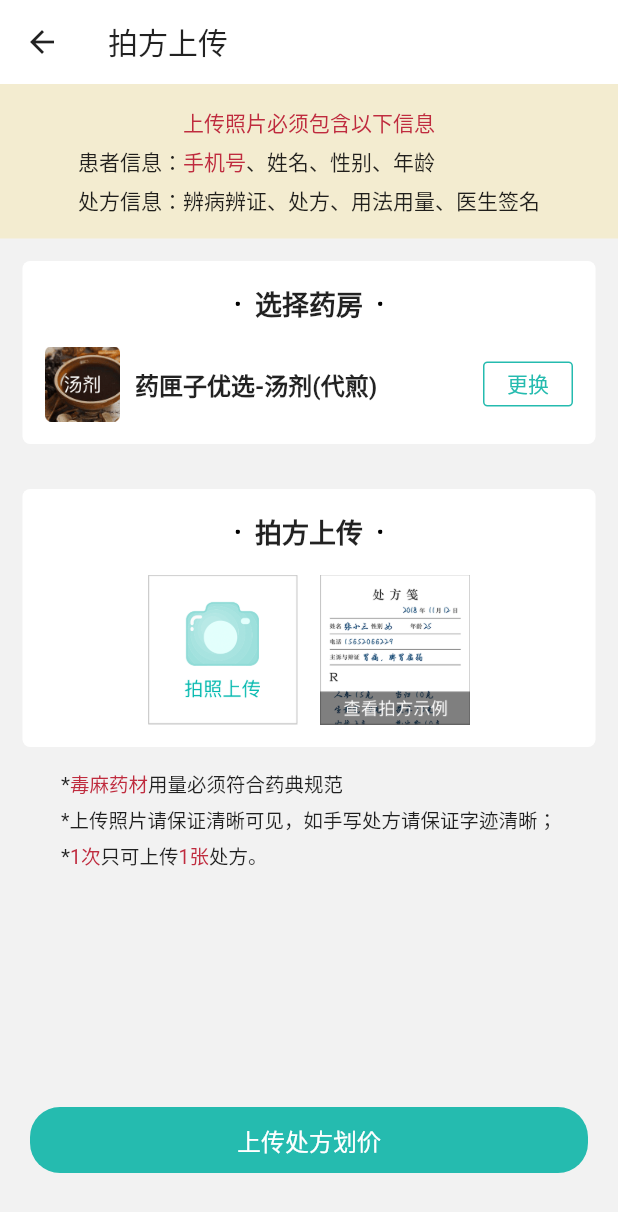
After one commit to shuigesuntao/flutter_drug, a Flutter app: the TakePrescriptionPage screen opened by its route, on a phone screen of 412 x 824 dp. The commit adds this screen. Shown: the top 1212 px of the screen. Run offline on Flutter 3.47's test engine with Material 2 defaults, Android fonts, the phone set to English and light mode, and no system bars; drawn by our look-alikes of oktoast, pull_to_refresh; our stand-ins replace cached_network_image, device_info, dio, flutter_swiper, package_info, qr_flutter and 1 more; accounts and stored records are empty; network calls fail; statements that could not run were skipped.

Commit message:
添加患者 拍方上传

```diff
--- a/lib/config/router_config.dart
+++ b/lib/config/router_config.dart
@@ -1,5 +1,8 @@
 import 'package:flutter/material.dart';
 import 'package:flutter/cupertino.dart';
+import 'package:flutter_drug/ui/page/add_patient_page.dart';
+import 'package:flutter_drug/ui/page/prescription/prescription_sample_page.dart';
+import 'package:flutter_drug/ui/page/prescription/take_prescription_page.dart';
 import 'package:flutter_drug/ui/page/setting_page.dart';
 import 'package:flutter_drug/ui/page/splash.dart';
 import 'package:flutter_drug/ui/page/tab/tab_navigator.dart';
@@ -14,6 +17,9 @@ import 'package:flutter_drug/ui/widget/page_route_anim.dart';
 class RouteName {
   static const String splash = 'splash';
   static const String tab = '/';
+  static const String addPatient = 'addPatient';
+  static const String takePrescription = 'takePrescription';
+  static const String prescriptionSample = 'prescriptionSample';
   static const String test = 'test';
   static const String homeSecondFloor = 'homeSecondFloor';
   static const String login = 'login';
@@ -37,6 +43,12 @@ class Router {
         return NoAnimRouteBuilder(SplashPage());
       case RouteName.tab:
         return NoAnimRouteBuilder(TabNavigator());
+      case RouteName.addPatient:
+        return CupertinoPageRoute(builder: (_) => AddPatientPage());
+      case RouteName.takePrescription:
+        return CupertinoPageRoute(builder: (_) => TakePrescriptionPage());
+      case RouteName.prescriptionSample:
+        return CupertinoPageRoute(builder: (_) => PrescriptionSamplePage());
       case RouteName.test:
         return NoAnimRouteBuilder(TestPage());
 //      case RouteName.homeSecondFloor:
--- /dev/null
+++ b/lib/ui/page/prescription/take_prescription_page.dart
@@ -0,0 +1,256 @@
+import 'package:flutter/material.dart';
+import 'package:flutter_drug/config/resource_mananger.dart';
+import 'package:flutter_drug/config/router_config.dart';
+
+class TakePrescriptionPage extends StatelessWidget {
+  @override
+  Widget build(BuildContext context) {
+    return Scaffold(
+      appBar: AppBar(
+        iconTheme: IconThemeData(color: Colors.black87),
+        backgroundColor: Colors.white,
+        elevation: 0,
+        title: Text('拍方上传'),
+      ),
+      body: Column(
+        children: <Widget>[
+          Container(
+            width: double.infinity,
+            padding: EdgeInsets.symmetric(vertical: 15),
+            color: Color(0xFFF3ECD0),
+            child: Column(
+              mainAxisSize: MainAxisSize.min,
+              children: <Widget>[
+                Text(
+                  '上传照片必须包含以下信息',
+                  style: TextStyle(color: Color(0xFFBF2B3E)),
+                ),
+                Column(
+                  crossAxisAlignment: CrossAxisAlignment.start,
+                  children: <Widget>[
+                    Padding(
+                      padding: EdgeInsets.symmetric(vertical: 5),
+                      child: RichText(
+                        text: TextSpan(
+                            text: '患者信息：',
+                            style: TextStyle(color: Colors.black87),
+                            children: <TextSpan>[
+                              TextSpan(
+                                  text: '手机号',
+                                  style: TextStyle(color: Color(0xFFBF2B3E))),
+                              TextSpan(
+                                text: '、姓名、性别、年龄',
+                                style: TextStyle(color: Colors.black87),
+                              )
+                            ]),
+                      ),
+                    ),
+                    Text(
+                      '处方信息：辨病辨证、处方、用法用量、医生签名',
+                    ),
+                  ],
+                )
+              ],
+            ),
+          ),
+          Container(
+            decoration: BoxDecoration(
+                color: Colors.white, borderRadius: BorderRadius.circular(5)),
+            padding: EdgeInsets.all(15),
+            margin: EdgeInsets.all(15),
+            child: Column(
+              children: <Widget>[
+                Row(
+                  mainAxisAlignment: MainAxisAlignment.center,
+                  children: <Widget>[
+                    ClipOval(
+                      child:
+                          Container(width: 3, height: 3, color: Colors.black),
+                    ),
+                    Padding(
+                      padding: EdgeInsets.symmetric(horizontal: 10),
+                      child: Text(
+                        '选择药房',
+                        style: TextStyle(
+                            fontWeight: FontWeight.bold, fontSize: 18),
+                      ),
+                    ),
+                    ClipOval(
+                      child:
+                          Container(width: 3, height: 3, color: Colors.black),
+                    )
+                  ],
+                ),
+                SizedBox(height: 15),
+                DrugStoreItem(
+                    image: 'tangji.png', drugStoreName: '药匣子优选-汤剂(代煎)')
+              ],
+            ),
+          ),
+          Container(
+            decoration: BoxDecoration(
+                color: Colors.white, borderRadius: BorderRadius.circular(5)),
+            padding: EdgeInsets.all(15),
+            margin: EdgeInsets.all(15),
+            child: Column(
+              children: <Widget>[
+                Row(
+                  mainAxisAlignment: MainAxisAlignment.center,
+                  children: <Widget>[
+                    ClipOval(
+                      child:
+                          Container(width: 3, height: 3, color: Colors.black),
+                    ),
+                    Padding(
+                      padding: EdgeInsets.symmetric(horizontal: 10),
+                      child: Text(
+                        '拍方上传',
+                        style: TextStyle(
+                            fontWeight: FontWeight.bold, fontSize: 18),
+                      ),
+                    ),
+                    ClipOval(
+                      child:
+                          Container(width: 3, height: 3, color: Colors.black),
+                    )
+                  ],
+                ),
+                SizedBox(height: 15),
+                Row(
+                  mainAxisAlignment: MainAxisAlignment.center,
+                  children: <Widget>[
+                    InkWell(
+                      onTap: () => print("拍照上传"),
+                      child: Image.asset(
+                        ImageHelper.wrapAssets('ic_clickphotos.png'),
+                        width: 100,
+                        height: 100,
+                      ),
+                    ),
+                    SizedBox(width: 15),
+                    InkWell(
+                      onTap: () => Navigator.of(context).pushNamed(RouteName.prescriptionSample),
+                      child: Image.asset(
+                        ImageHelper.wrapAssets('ic_sample.png'),
+                        width: 100,
+                        height: 100,
+                      ),
+                    ),
+                  ],
+                )
+              ],
+            ),
+          ),
+          Padding(
+            padding: EdgeInsets.symmetric(horizontal: 15),
+            child: Column(
+              crossAxisAlignment: CrossAxisAlignment.start,
+              children: <Widget>[
+                RichText(
+                  text: TextSpan(
+                      text: '*',
+                      style: TextStyle(color: Colors.black87),
+                      children: <TextSpan>[
+                        TextSpan(
+                            text: '毒麻药材',
+                            style: TextStyle(color: Color(0xFFBF2B3E),fontSize: 13)),
+                        TextSpan(
+                          text: '用量必须符合药典规范',
+                          style: TextStyle(color: Colors.black87,fontSize: 13),
+                        )
+                      ]),
+                ),
+                Padding(
+                  padding: EdgeInsets.symmetric(vertical: 5),
+                  child: Text('*上传照片请保证清晰可见，如手写处方请保证字迹清晰；',style: TextStyle(fontSize: 13),),
+                ),
+                RichText(
+                  text: TextSpan(
+                      text: '*',
+                      style: TextStyle(color: Colors.black87),
+                      children: <TextSpan>[
+                        TextSpan(
+                            text: '1次',
+                            style: TextStyle(color: Color(0xFFBF2B3E),fontSize: 13)),
+                        TextSpan(
+                          text: '只可上传',
+                          style: TextStyle(color: Colors.black87,fontSize: 13),
+                        ),
+                        TextSpan(
+                            text: '1张',
+                            style: TextStyle(color: Color(0xFFBF2B3E),fontSize: 13)),
+                        TextSpan(
+                          text: '处方。',
+                          style: TextStyle(color: Colors.black87,fontSize: 13),
+                        ),
+                      ]),
+                ),
+              ],
+            ),
+          ),
+          Expanded(
+              child: Align(
+                  alignment: Alignment.bottomCenter,
+                  child: Padding(
+                    padding: EdgeInsets.fromLTRB(20, 0, 20, 40),
+                    child: SizedBox(
+                      width: double.infinity,
+                      child: FlatButton(
+                        padding: EdgeInsets.all(10),
+                        onPressed: () => print("点击了上传处方划价"),
+                        color: Theme.of(context).primaryColor,
+                        child: Text(
+                          '上传处方划价',
+                          style: TextStyle(color: Colors.white, fontSize: 16),
+                        ),
+                        shape: RoundedRectangleBorder(
+                            borderRadius:
+                                BorderRadius.all(Radius.circular(20))),
+                      ),
+                    ),
+                  )))
+        ],
+      ),
+    );
+  }
+}
+
+class DrugStoreItem extends StatelessWidget {
+  final String image;
+  final String drugStoreName;
+
+  DrugStoreItem({this.image, this.drugStoreName});
+
+  @override
+  Widget build(BuildContext context) {
+    return Row(
+      children: <Widget>[
+        Image.asset(ImageHelper.wrapAssets(image), width: 50, height: 50),
+        Expanded(
+            child: Padding(
+          padding: EdgeInsets.only(left: 10),
+          child: Text(
+            drugStoreName,
+            style: TextStyle(fontWeight: FontWeight.bold, fontSize: 16),
+          ),
+        )),
+        SizedBox(
+          width: 60,
+          height: 30,
+          child: OutlineButton(
+            onPressed: () => print("点击了更换"),
+            color: Colors.white,
+            child: Text(
+              '更换',
+              style: TextStyle(color: Theme.of(context).primaryColor),
+            ),
+            borderSide:
+                BorderSide(color: Theme.of(context).primaryColor, width: 1),
+            shape: RoundedRectangleBorder(
+                borderRadius: BorderRadius.all(Radius.circular(3))),
+          ),
+        ),
+      ],
+    );
+  }
+}
--- a/lib/ui/page/tab/home_page.dart
+++ b/lib/ui/page/tab/home_page.dart
@@ -114,7 +114,7 @@ class _HomePageState extends State<HomePage>
                                           '添加患者',
                                           'ic_yqhz.png',
                                           onClick: () =>
-                                              nextPage(RouteName.test),
+                                              nextPage(RouteName.addPatient),
                                         ),
                                         HomeItemWidget(
                                           '在线开方',
@@ -126,7 +126,7 @@ class _HomePageState extends State<HomePage>
                                           '拍方上传',
                                           'ic_pfsc.png',
                                           onClick: () =>
-                                              nextPage(RouteName.test),
+                                              nextPage(RouteName.takePrescription),
                                         ),
                                         HomeItemWidget(
                                           '审方消息',
--- a/pubspec.yaml
+++ b/pubspec.yaml
@@ -38,6 +38,7 @@ dependencies:
   url_launcher: ^5.1.2
   # WebView iOS添加键值对 o.flutter.embedded_views_preview = YES
   webview_flutter: ^0.3.13
+  qr_flutter: ^3.0.1
 dev_dependencies:
   flutter_test:
     sdk: flutter
```
Also changed, not shown: lib/ui/page/add_patient_page.dart (added, +93 -0 lines), lib/ui/page/prescription/prescription_sample_page.dart (added, +24 -0 lines), assets/images/ic_camera.png (added), assets/images/ic_clickphotos.png (added), assets/images/ic_sample.png (added), assets/images/pfshl.png (added), assets/images/tangji.png (added), pubspec.lock, 3 other files.
